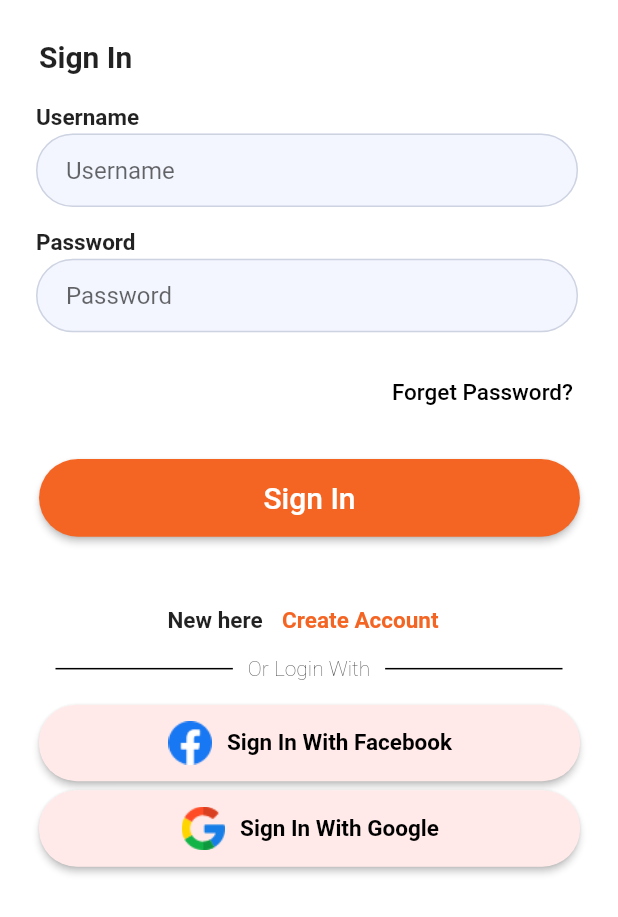
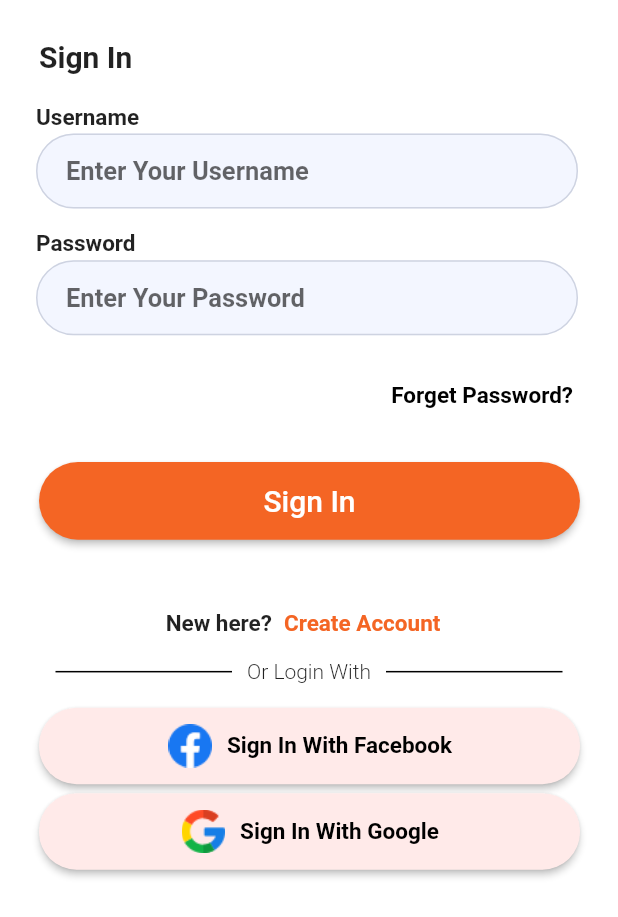
Before and after one commit to Sahilgupta9426/roojh_project, a Flutter app: the screen it shows after launch, on a phone screen of 412 x 824 dp. Shown: the top 917 px of the screen. Run offline on Flutter 3.47's test engine with Material 2 defaults, Android fonts, the phone set to English and light mode, and no system bars; our stand-ins replace hexcolor.

Commit message:
need svg and some edits

```diff
--- a/lib/main.dart
+++ b/lib/main.dart
@@ -60,13 +60,15 @@ class _SignInState extends State<SignIn> {
                     Padding(
                       padding: const EdgeInsets.only(left: 24.0, right: 26.64),
                       child: TextFormField(
+                        style: TextStyle(
+                            fontSize: 17, fontWeight: FontWeight.w600),
                         decoration: InputDecoration(
                           filled: true,
                           fillColor: HexColor('#F3F6FF'),
                           border: InputBorder.none,
                           contentPadding:
                               EdgeInsets.fromLTRB(20.0, 15.0, 20.0, 15.0),
-                          hintText: "Username",
+                          hintText: "Enter Your Username",
                           enabledBorder: OutlineInputBorder(
                             borderRadius: BorderRadius.circular(98.67),
                             borderSide: BorderSide(
@@ -98,14 +100,18 @@ class _SignInState extends State<SignIn> {
                     Padding(
                       padding: const EdgeInsets.only(left: 24.0, right: 26.64),
                       child: TextFormField(
-                        // style: style,
+                        obscureText: true,
+                        enableSuggestions: false,
+                        autocorrect: false,
+                        style: TextStyle(
+                            fontSize: 17, fontWeight: FontWeight.w600),
                         decoration: InputDecoration(
                           filled: true,
                           fillColor: HexColor('#F3F6FF'),
                           border: InputBorder.none,
                           contentPadding:
                               EdgeInsets.fromLTRB(20.0, 15.0, 20.0, 15.0),
-                          hintText: "Password",
+                          hintText: "Enter Your Password",
                           enabledBorder: OutlineInputBorder(
                             borderRadius: BorderRadius.circular(98.67),
                             borderSide: BorderSide(
@@ -134,7 +140,9 @@ class _SignInState extends State<SignIn> {
                               child: Text(
                                 'Forget Password?',
                                 style: TextStyle(
-                                    fontSize: 15, color: Colors.black),
+                                    fontSize: 15,
+                                    fontWeight: FontWeight.w600,
+                                    color: Colors.black),
                               ))
                         ],
                       ),
@@ -168,12 +176,9 @@ class _SignInState extends State<SignIn> {
                   child: Row(
                     mainAxisAlignment: MainAxisAlignment.center,
                     children: [
-                      Text('New here',
+                      Text('New here?',
                           style: TextStyle(
                               fontSize: 15, fontWeight: FontWeight.w600)),
-                      SizedBox(
-                        width: 5,
-                      ),
                       TextButton(
                         onPressed: () {},
                         child: Text('Create Account',
@@ -198,7 +203,9 @@ class _SignInState extends State<SignIn> {
                   ),
                   Text(
                     "Or Login With",
-                    style: TextStyle(fontWeight: FontWeight.w100),
+                    style: TextStyle(
+                      fontWeight: FontWeight.w300,
+                    ),
                   ),
                   SizedBox(
                     width: 10,
```
